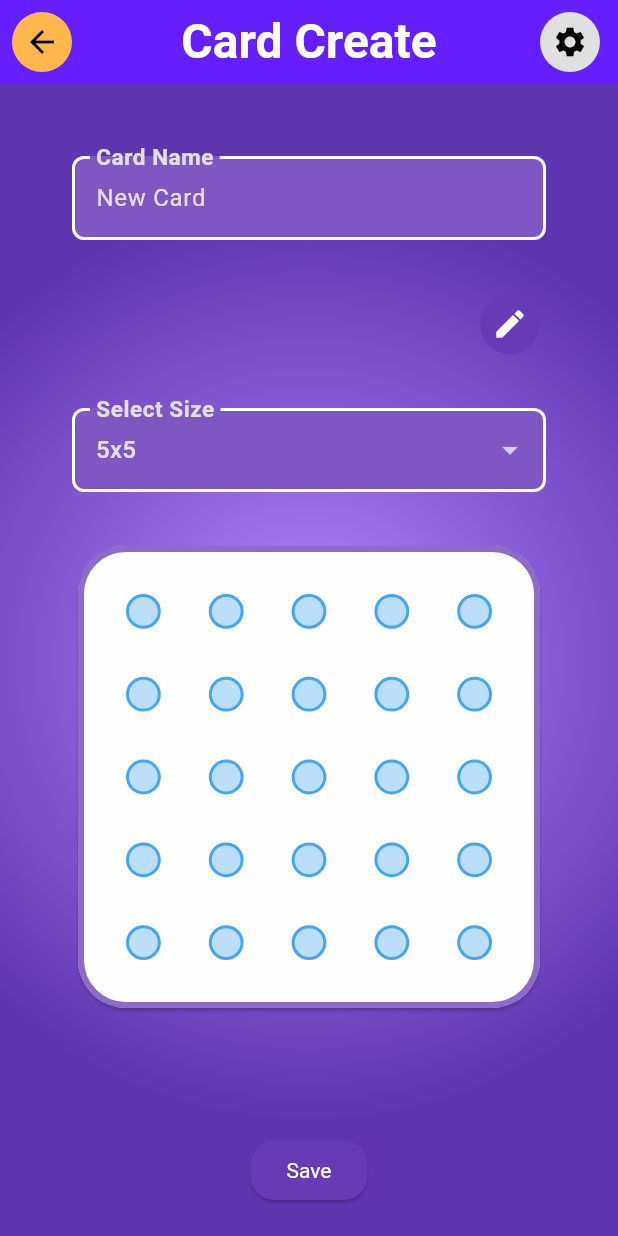
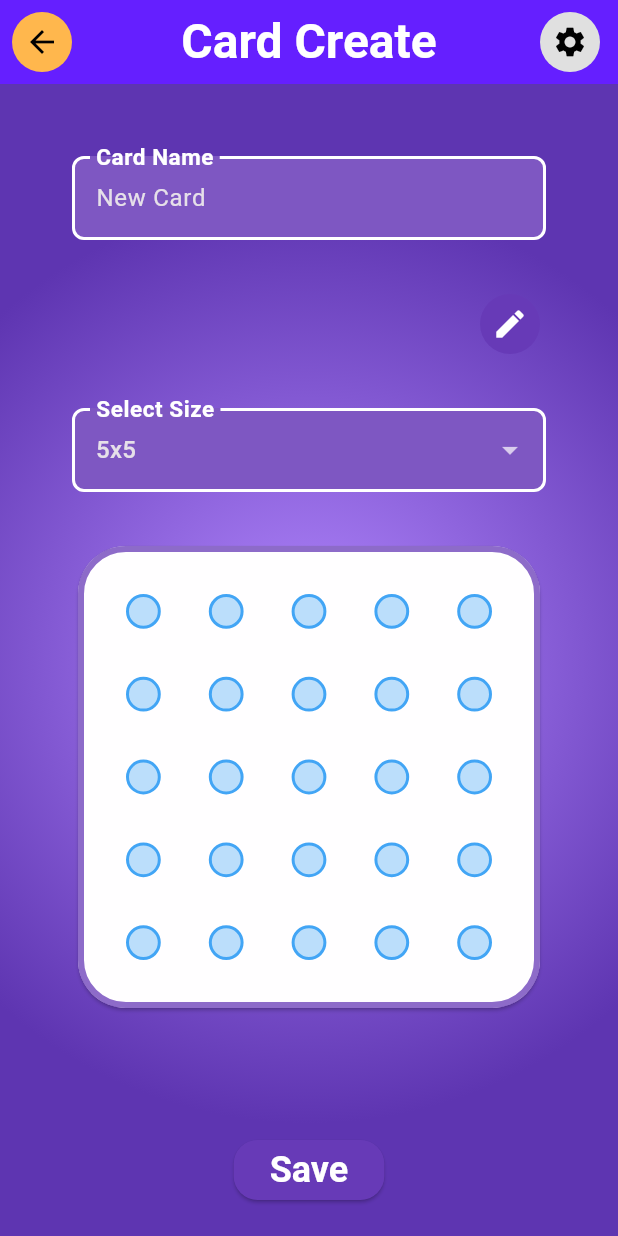
Before and after one commit to Lunix-420/Bingo, a Flutter app: the screen it shows after launch, after a tap on "CREATE CARD", on a phone screen of 412 x 824 dp. Run offline on Flutter 3.47's test engine with Material 3 defaults, Android fonts, the phone set to English and light mode, and no system bars; drawn by our look-alikes of toastification; our stand-ins replace logger, socket_io_client; network calls fail.

Commit message:
refactor: card list

```diff
--- a/lib/theme/colors.dart
+++ b/lib/theme/colors.dart
@@ -6,6 +6,8 @@ class AppColors {
     radius: 0.75,
     colors: [Colors.deepPurpleAccent[100]!, Colors.deepPurple[600]!],
   );
+
+  static Color defaultText = Colors.black;
 
   static Color primary = Colors.deepPurple;
   static Color success = Color(0xFF4CAF50);
@@ -19,34 +21,30 @@ class AppColors {
   static Color appBarBackground = Colors.deepPurpleAccent[400]!;
 
   static Color settingsButtonBackground = Colors.grey[300]!;
-  static Color settingsButtonForeground = Colors.black;
 
   static Color playersButtonBackground = Color(0xFF1F1F1F);
-  static Color playersButtonForeground = Color(0xFFB0BEC5);
 
   static Color backButtonBackground = Colors.orange[300]!;
-  static Color backButtonForeground = Colors.black;
 
   static Color inputFieldBackground = Colors.deepPurple[400]!;
-  static Color inputFieldText = Color(0xFFE0E0E0);
   static Color inputFieldBorder = Colors.white;
   static Color inputFieldHintText = Color(0xFF9E9E9E);
 
   static Color bingoFieldBackground = Color(0xFF2C2C2C);
-  static Color bingoFieldText = Color(0xFFE0E0E0);
 
   static Color rateIconColor = Color(0xFF4CAF50);
   static Color playsIconColor = Color(0xFFB0BEC5);
 
   static Color mainMenuCreateRoomButtonBackground = Color(0xFFFFDB0A);
-  static Color mainMenuCreateRoomButtonForeground = Colors.black;
 
   static Color mainMenuJoinRoomButtonBackground = Color(0xFFFC8AFF);
-  static Color mainMenuJoinRoomButtonForeground = Colors.black;
 
   static Color mainMenuCreateCardButtonBackground = Color(0xFF4CDAFE);
-  static Color mainMenuCreateCardButtonForeground = Colors.black;
 
   static Color mainMenuViewCardsButtonBackground = Color(0xFFC286FF);
-  static Color mainMenuViewCardsButtonForeground = Colors.black;
+
+  static Color getContrastingColor(Color color) {
+    double luminance = color.computeLuminance();
+    return luminance > 0.5 ? Colors.black : Colors.white;
+  }
 }
--- a/lib/theme/decorations.dart
+++ b/lib/theme/decorations.dart
@@ -7,7 +7,10 @@ class Decorations {
   static BoxDecoration codeDisplay = BoxDecoration(
     color: AppColors.primary,
     borderRadius: Spacings.roundBorderExtraLarge,
-    border: BoxBorder.all(color: Colors.white, width: 2),
+    border: BoxBorder.all(
+      color: AppColors.getContrastingColor(AppColors.primary),
+      width: 2,
+    ),
     boxShadow: [Shadows.cardShadow],
   );
 
@@ -24,7 +27,7 @@ class Decorations {
   );
 
   static BoxDecoration card = BoxDecoration(
-    color: Colors.white,
+    color: AppColors.cardBackground,
     borderRadius: Spacings.roundBorderLarge,
     boxShadow: [Shadows.cardShadow],
   );
--- a/lib/theme/textstyles.dart
+++ b/lib/theme/textstyles.dart
@@ -1,30 +1,31 @@
 import 'package:flutter/material.dart';
+import 'package:frontend/theme/colors.dart';
 
 class TextStyles {
   static TextStyle title({Color? color}) => TextStyle(
     fontSize: 32.0,
     fontWeight: FontWeight.bold,
-    color: color ?? Colors.black,
+    color: color ?? AppColors.defaultText,
   );
 
   static TextStyle normal({Color? color}) => TextStyle(
     fontSize: 20.0,
-    color: color ?? Colors.black,
+    color: color ?? AppColors.defaultText,
     fontWeight: FontWeight.bold,
   );
 
   static TextStyle small({Color? color}) =>
-      TextStyle(fontSize: 14.0, color: color ?? Colors.black);
+      TextStyle(fontSize: 14.0, color: color ?? AppColors.defaultText);
 
   static TextStyle large({Color? color}) => TextStyle(
     fontSize: 28.0,
-    color: color ?? Colors.black,
+    color: color ?? AppColors.defaultText,
     fontWeight: FontWeight.bold,
   );
 
   static TextStyle button({Color? color}) => TextStyle(
     fontSize: 24.0,
-    color: color ?? Colors.white,
+    color: color ?? AppColors.defaultText,
     fontWeight: FontWeight.bold,
   );
 }
--- a/lib/theme/theme.dart
+++ b/lib/theme/theme.dart
@@ -8,7 +8,9 @@ ThemeData getTheme() {
   return ThemeData.dark().copyWith(
     iconButtonTheme: IconButtonThemeData(
       style: ButtonStyle(
-        foregroundColor: WidgetStateProperty.all(Colors.white),
+        foregroundColor: WidgetStateProperty.all(
+          AppColors.getContrastingColor(AppColors.primary),
+        ),
         backgroundColor: WidgetStateProperty.all(AppColors.primary),
         shape: WidgetStateProperty.all(
           RoundedRectangleBorder(borderRadius: Spacings.roundBorderExtraLarge),
@@ -26,9 +28,13 @@ ThemeData getTheme() {
     elevatedButtonTheme: ElevatedButtonThemeData(
       style: ButtonStyle(
         backgroundColor: WidgetStateProperty.all(AppColors.primary),
-        foregroundColor: WidgetStateProperty.all(Colors.white),
+        foregroundColor: WidgetStateProperty.all(
+          AppColors.getContrastingColor(AppColors.primary),
+        ),
         textStyle: WidgetStateProperty.all(
-          const TextStyle(color: Colors.white),
+          TextStyles.button(
+            color: AppColors.getContrastingColor(AppColors.primary),
+          ),
         ),
         shape: WidgetStateProperty.all(
           RoundedRectangleBorder(borderRadius: Spacings.roundBorderMedium),
@@ -50,7 +56,9 @@ ThemeData getTheme() {
         borderRadius: Spacings.roundBorderSmall,
         borderSide: BorderSide(color: AppColors.inputFieldBorder, width: 2),
       ),
-      labelStyle: TextStyles.normal(color: AppColors.inputFieldText),
+      labelStyle: TextStyles.normal(
+        color: AppColors.getContrastingColor(AppColors.inputFieldBackground),
+      ),
       hintStyle: TextStyles.normal(color: AppColors.inputFieldHintText),
     ),
   );
--- a/lib/widgets/appbar.dart
+++ b/lib/widgets/appbar.dart
@@ -48,7 +48,9 @@ class AppBarWidget extends StatelessWidget implements PreferredSizeWidget {
                   tooltip: 'Back',
                   onPressed: () => _navigateBack(context),
                   style: IconButton.styleFrom(
-                    foregroundColor: AppColors.backButtonForeground,
+                    foregroundColor: AppColors.getContrastingColor(
+                      AppColors.backButtonBackground,
+                    ),
                     backgroundColor: AppColors.backButtonBackground,
                   ),
                 ),
@@ -63,7 +65,9 @@ class AppBarWidget extends StatelessWidget implements PreferredSizeWidget {
               icon: const Icon(Icons.settings),
               onPressed: () => _navigateToSettings(context),
               style: IconButton.styleFrom(
-                foregroundColor: AppColors.settingsButtonForeground,
+                foregroundColor: AppColors.getContrastingColor(
+                  AppColors.settingsButtonBackground,
+                ),
                 backgroundColor: AppColors.settingsButtonBackground,
               ),
             ),
--- a/lib/widgets/card_list/card_list_filter.dart
+++ b/lib/widgets/card_list/card_list_filter.dart
@@ -1,5 +1,6 @@
 import 'package:flutter/material.dart';
 import 'package:frontend/model/tileset_filter_model.dart';
+import 'package:frontend/theme/spacings.dart';
 import 'package:frontend/widgets/card_list/card_list_filter_dialog.dart';
 import 'package:frontend/widgets/card_list/card_list_search.dart';
 import 'package:frontend/widgets/card_list/card_list_sort.dart';
@@ -71,6 +72,7 @@ class _CardListFilterWidgetState extends State<CardListFilterWidget> {
       children: [
         CardListSearchWidget(controller: _searchController),
         Row(
+          spacing: Spacings.medium,
           children: [
             Expanded(
               child: CardListSortWidget(
@@ -78,13 +80,10 @@ class _CardListFilterWidgetState extends State<CardListFilterWidget> {
                 onSortChanged: _handleSortChange,
               ),
             ),
-            const SizedBox(width: 16),
             IconButton(
               icon: const Icon(Icons.filter_alt),
               tooltip: 'Open Dialog',
               onPressed: _openDialog,
-              color: Theme.of(context).colorScheme.primary,
-              iconSize: 32,
             ),
           ],
         ),
--- a/lib/widgets/card_list/card_list_search.dart
+++ b/lib/widgets/card_list/card_list_search.dart
@@ -26,7 +26,6 @@ class _CardListSearchWidgetState extends State<CardListSearchWidget> {
       decoration: InputDecoration(
         prefixIcon: const Icon(Icons.search),
         hintText: 'Search...',
-        border: OutlineInputBorder(borderRadius: BorderRadius.circular(12)),
         suffixIcon:
             _searchText.isNotEmpty
                 ? IconButton(
--- a/lib/widgets/game/player_list_button.dart
+++ b/lib/widgets/game/player_list_button.dart
@@ -33,7 +33,10 @@ class PlayerListButtonWidget extends StatelessWidget {
   @override
   Widget build(BuildContext context) {
     return IconButton(
-      icon: Icon(Icons.people, color: AppColors.playersButtonForeground),
+      icon: Icon(
+        Icons.people,
+        color: AppColors.getContrastingColor(AppColors.playersButtonBackground),
+      ),
       tooltip: 'Show Players',
       style: ButtonStyle(
         backgroundColor: WidgetStateProperty.all(
--- a/lib/widgets/game/player_list_modal.dart
+++ b/lib/widgets/game/player_list_modal.dart
@@ -54,7 +54,9 @@ class PlayerListModalWidget extends StatelessWidget {
                             AppColors.backButtonBackground,
                           ),
                           foregroundColor: WidgetStateProperty.all(
-                            AppColors.backButtonForeground,
+                            AppColors.getContrastingColor(
+                              AppColors.backButtonBackground,
+                            ),
                           ),
                         ),
                         tooltip: 'Back',
--- a/lib/widgets/main_view/menu.dart
+++ b/lib/widgets/main_view/menu.dart
@@ -50,7 +50,9 @@ class Menu extends StatelessWidget {
                     label: Text(
                       "CREATE ROOM",
                       style: TextStyles.button(
-                        color: AppColors.mainMenuCreateRoomButtonForeground,
+                        color: AppColors.getContrastingColor(
+                          AppColors.mainMenuCreateRoomButtonBackground,
+                        ),
                       ),
                     ),
                     onPressed: () => _navigateToCreateRoom(context),
@@ -60,7 +62,9 @@ class Menu extends StatelessWidget {
                     label: Text(
                       "JOIN ROOM",
                       style: TextStyles.button(
-                        color: AppColors.mainMenuJoinRoomButtonForeground,
+                        color: AppColors.getContrastingColor(
+                          AppColors.mainMenuJoinRoomButtonBackground,
+                        ),
                       ),
                     ),
                     onPressed: () => _showJoinRoomDialog(context),
@@ -70,7 +74,9 @@ class Menu extends StatelessWidget {
                     label: Text(
                       "CREATE CARD",
                       style: TextStyles.button(
-                        color: AppColors.mainMenuCreateCardButtonForeground,
+                        color: AppColors.getContrastingColor(
+                          AppColors.mainMenuCreateCardButtonBackground,
+                        ),
                       ),
                     ),
                     onPressed: () => _navigateToCreateCard(context),
@@ -80,7 +86,9 @@ class Menu extends StatelessWidget {
                     label: Text(
                       "VIEW CARDS",
                       style: TextStyles.button(
-                        color: AppColors.mainMenuViewCardsButtonForeground,
+                        color: AppColors.getContrastingColor(
+                          AppColors.mainMenuViewCardsButtonBackground,
+                        ),
                       ),
                     ),
                     onPressed: () => _navigateToViewCards(context),
```
Also changed, not shown: lib/theme/tests.dart (+6 -6 lines), lib/widgets/card_list/card_list_filter_dialog.dart (+18 -10 lines).
